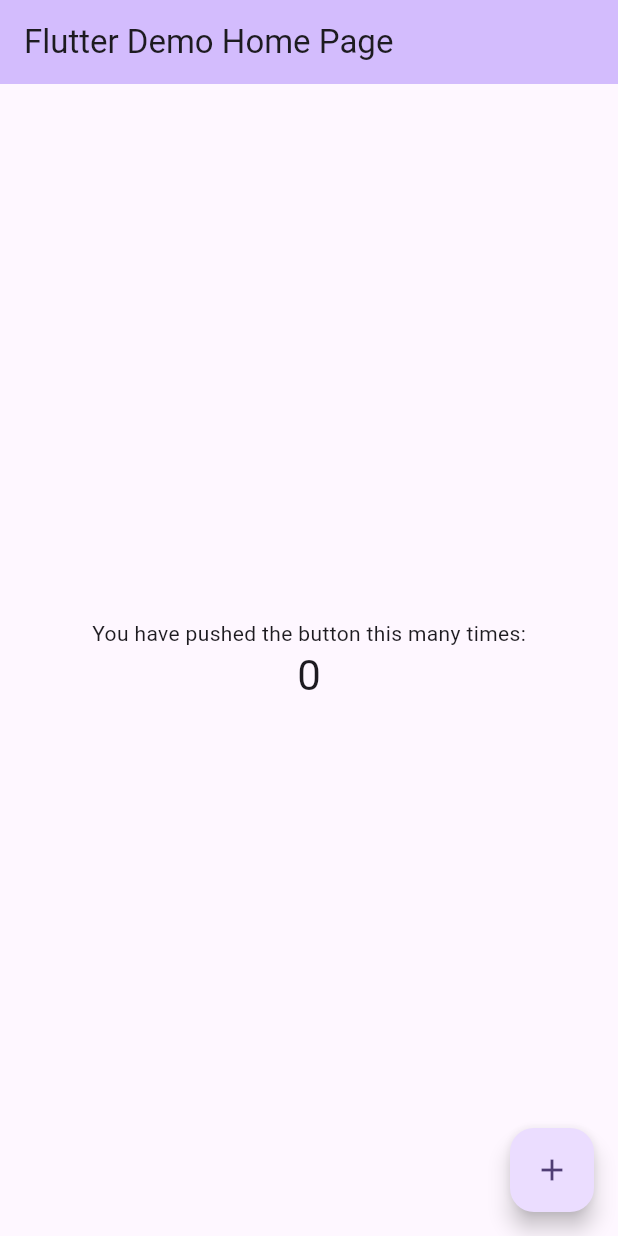
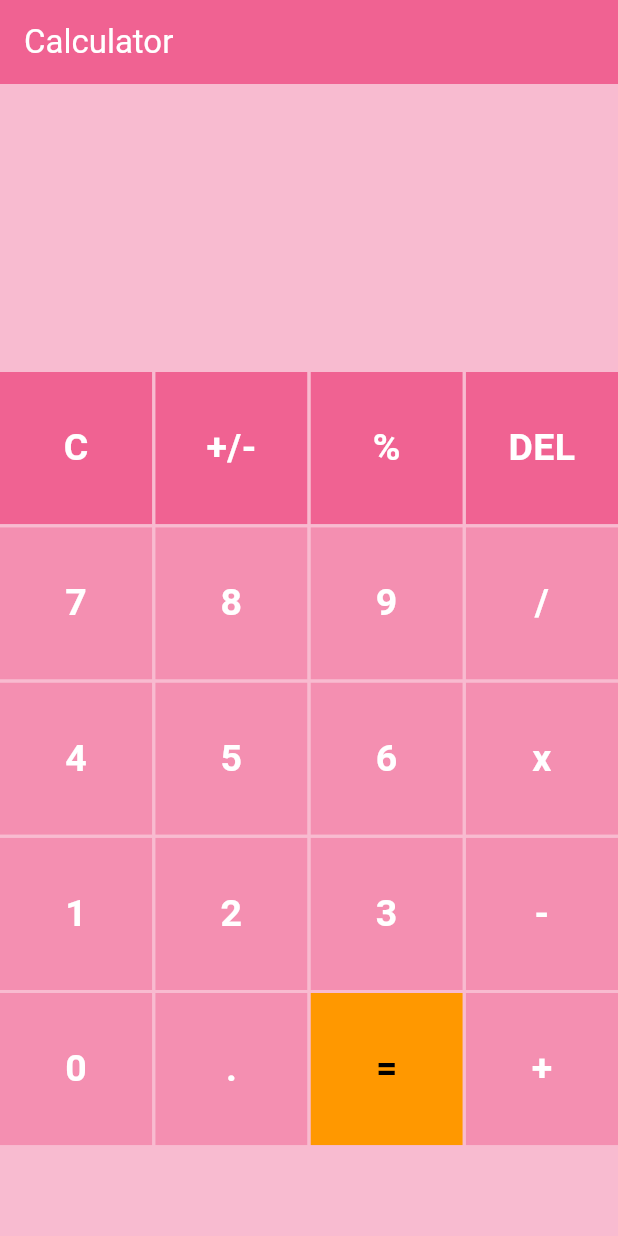
Before and after one commit to Do2304/project-Flutter, a Flutter app: the screen it shows after launch, on a phone screen of 412 x 824 dp. Run offline on Flutter 3.47's test engine with Material 3 defaults, Android fonts, the phone set to English and light mode, and no system bars; our stand-ins replace math_expressions.

Commit message:
project calculator

```diff
--- /dev/null
+++ b/basic/flutter_project_basic/lib/Project1_SimpleCalculatorAppusingFlutter/caculator.dart
@@ -0,0 +1,217 @@
+import 'package:flutter/material.dart';
+import 'package:math_expressions/math_expressions.dart';
+
+class CalculaterPage extends StatefulWidget {
+  @override
+  _CalculaterPageState createState() => _CalculaterPageState();
+}
+
+class _CalculaterPageState extends State<CalculaterPage> {
+  var userInput = '';
+  var answer = '';
+
+  final List<String> buttons = [
+    'C',
+    '+/-',
+    '%',
+    'DEL',
+    '7',
+    '8',
+    '9',
+    '/',
+    '4',
+    '5',
+    '6',
+    'x',
+    '1',
+    '2',
+    '3',
+    '-',
+    '0',
+    '.',
+    '=',
+    '+',
+  ];
+
+  void equalPressed() {
+    try {
+      String finalUserInput = userInput;
+      finalUserInput = userInput.replaceAll('x', '*');
+
+      ExpressionParser p = GrammarParser();
+      Expression exp = p.parse(finalUserInput);
+      var context = ContextModel();
+
+      double eval = exp.evaluate(EvaluationType.REAL, context);
+      answer = eval.toString();
+    } catch (e) {
+      answer = "Error";
+    }
+  }
+
+  @override
+  Widget build(BuildContext context) {
+    return Scaffold(
+      appBar: AppBar(
+        title: Text("Calculator"),
+        backgroundColor: Colors.pink[300],
+        foregroundColor: Colors.white,
+      ),
+      backgroundColor: Colors.pink[100],
+      body: Column(
+        children: [
+          Expanded(
+            child: Container(
+              child: Column(
+                mainAxisAlignment: MainAxisAlignment.spaceEvenly,
+                children: [
+                  Container(
+                    padding: EdgeInsets.all(10),
+                    alignment: Alignment.centerRight,
+                    child: Text(
+                      userInput,
+                      style: TextStyle(fontSize: 24, color: Colors.white),
+                    ),
+                  ),
+                  Container(
+                    padding: EdgeInsets.all(20),
+                    alignment: Alignment.centerRight,
+                    child: Text(
+                      answer,
+                      style: TextStyle(
+                        fontSize: 28,
+                        color: Colors.white,
+                        fontWeight: FontWeight.bold,
+                      ),
+                    ),
+                  ),
+                ],
+              ),
+            ),
+          ),
+          Expanded(
+            flex: 3,
+            child: Container(
+              child: GridView.builder(
+                itemCount: buttons.length,
+                gridDelegate: SliverGridDelegateWithFixedCrossAxisCount(
+                  crossAxisCount: 4,
+                  crossAxisSpacing: 2,
+                  mainAxisSpacing: 2,
+                ),
+                itemBuilder: (context, index) {
+                  if (index == 0) {
+                    return MyButton(
+                      buttontapped: () {
+                        setState(() {
+                          userInput = '';
+                          answer = '';
+                        });
+                      },
+                      buttonText: buttons[index],
+                      color: Colors.pink[300],
+                      textColor: Colors.white,
+                    );
+                  } else if (index == 1) {
+                    return MyButton(
+                      buttonText: buttons[index],
+                      color: Colors.pink[300],
+                      textColor: Colors.white,
+                    );
+                  } else if (index == 2) {
+                    return MyButton(
+                      buttontapped: () {
+                        setState(() {
+                          userInput += buttons[index];
+                        });
+                      },
+                      buttonText: buttons[index],
+                      color: Colors.pink[300],
+                      textColor: Colors.white,
+                    );
+                  } else if (index == 3) {
+                    return MyButton(
+                      buttontapped: () {
+                        setState(() {
+                          if (userInput.isNotEmpty) {
+                            userInput = userInput.substring(
+                              0,
+                              userInput.length - 1,
+                            );
+                          }
+                        });
+                      },
+                      buttonText: buttons[index],
+                      color: Colors.pink[300],
+                      textColor: Colors.white,
+                    );
+                  } else if (index == 18) {
+                    return MyButton(
+                      buttontapped: () {
+                        setState(() {
+                          equalPressed();
+                        });
+                      },
+                      buttonText: buttons[index],
+                      color: Colors.orange,
+                      textColor: Colors.black,
+                    );
+                  } else {
+                    return MyButton(
+                      buttontapped: () {
+                        setState(() {
+                          userInput += buttons[index];
+                        });
+                      },
+                      buttonText: buttons[index],
+                      color: Colors.pink[200],
+                      textColor: Colors.white,
+                    );
+                  }
+                },
+              ),
+            ),
+          ),
+        ],
+      ),
+    );
+  }
+}
+
+class MyButton extends StatelessWidget {
+  final color;
+  final textColor;
+  final String buttonText;
+  final buttontapped;
+
+  MyButton({
+    this.color,
+    this.textColor,
+    required this.buttonText,
+    this.buttontapped,
+  });
+  @override
+  Widget build(BuildContext context) {
+    return GestureDetector(
+      onTap: buttontapped,
+      child: Padding(
+        padding: const EdgeInsets.all(0.0),
+        child: ClipRRect(
+          child: Container(
+            color: color,
+            child: Center(
+              child: Text(
+                buttonText,
+                style: TextStyle(
+                  color: textColor,
+                  fontSize: 25,
+                  fontWeight: FontWeight.bold,
+                ),
+              ),
+            ),
+          ),
+        ),
+      ),
+    );
+  }
+}
--- a/basic/flutter_project_basic/lib/main.dart
+++ b/basic/flutter_project_basic/lib/main.dart
@@ -1,4 +1,5 @@
 import 'package:flutter/material.dart';
+import './Project1_SimpleCalculatorAppusingFlutter/caculator.dart';
 
 void main() {
   runApp(const MyApp());
@@ -7,116 +8,15 @@ void main() {
 class MyApp extends StatelessWidget {
   const MyApp({super.key});
 
-  // This widget is the root of your application.
   @override
   Widget build(BuildContext context) {
     return MaterialApp(
       title: 'Flutter Demo',
+      debugShowCheckedModeBanner: false,
       theme: ThemeData(
-        // This is the theme of your application.
-        //
-        // TRY THIS: Try running your application with "flutter run". You'll see
-        // the application has a purple toolbar. Then, without quitting the app,
-        // try changing the seedColor in the colorScheme below to Colors.green
-        // and then invoke "hot reload" (save your changes or press the "hot
-        // reload" button in a Flutter-supported IDE, or press "r" if you used
-        // the command line to start the app).
-        //
-        // Notice that the counter didn't reset back to zero; the application
-        // state is not lost during the reload. To reset the state, use hot
-        // restart instead.
-        //
-        // This works for code too, not just values: Most code changes can be
-        // tested with just a hot reload.
         colorScheme: ColorScheme.fromSeed(seedColor: Colors.deepPurple),
       ),
-      home: const MyHomePage(title: 'Flutter Demo Home Page'),
+      home: CalculaterPage(),
     );
   }
 }
-
-class MyHomePage extends StatefulWidget {
-  const MyHomePage({super.key, required this.title});
-
-  // This widget is the home page of your application. It is stateful, meaning
-  // that it has a State object (defined below) that contains fields that affect
-  // how it looks.
-
-  // This class is the configuration for the state. It holds the values (in this
-  // case the title) provided by the parent (in this case the App widget) and
-  // used by the build method of the State. Fields in a Widget subclass are
-  // always marked "final".
-
-  final String title;
-
-  @override
-  State<MyHomePage> createState() => _MyHomePageState();
-}
-
-class _MyHomePageState extends State<MyHomePage> {
-  int _counter = 0;
-
-  void _incrementCounter() {
-    setState(() {
-      // This call to setState tells the Flutter framework that something has
-      // changed in this State, which causes it to rerun the build method below
-      // so that the display can reflect the updated values. If we changed
-      // _counter without calling setState(), then the build method would not be
-      // called again, and so nothing would appear to happen.
-      _counter++;
-    });
-  }
-
-  @override
-  Widget build(BuildContext context) {
-    // This method is rerun every time setState is called, for instance as done
-    // by the _incrementCounter method above.
-    //
-    // The Flutter framework has been optimized to make rerunning build methods
-    // fast, so that you can just rebuild anything that needs updating rather
-    // than having to individually change instances of widgets.
-    return Scaffold(
-      appBar: AppBar(
-        // TRY THIS: Try changing the color here to a specific color (to
-        // Colors.amber, perhaps?) and trigger a hot reload to see the AppBar
-        // change color while the other colors stay the same.
-        backgroundColor: Theme.of(context).colorScheme.inversePrimary,
-        // Here we take the value from the MyHomePage object that was created by
-        // the App.build method, and use it to set our appbar title.
-        title: Text(widget.title),
-      ),
-      body: Center(
-        // Center is a layout widget. It takes a single child and positions it
-        // in the middle of the parent.
-        child: Column(
-          // Column is also a layout widget. It takes a list of children and
-          // arranges them vertically. By default, it sizes itself to fit its
-          // children horizontally, and tries to be as tall as its parent.
-          //
-          // Column has various properties to control how it sizes itself and
-          // how it positions its children. Here we use mainAxisAlignment to
-          // center the children vertically; the main axis here is the vertical
-          // axis because Columns are vertical (the cross axis would be
-          // horizontal).
-          //
-          // TRY THIS: Invoke "debug painting" (choose the "Toggle Debug Paint"
-          // action in the IDE, or press "p" in the console), to see the
-          // wireframe for each widget.
-          mainAxisAlignment: MainAxisAlignment.center,
-          children: <Widget>[
-            const Text('You have pushed the button this many times:'),
-            Text(
-              '$_counter',
-              style: Theme.of(context).textTheme.headlineMedium,
-            ),
-          ],
-        ),
-      ),
-      floatingActionButton: FloatingActionButton(
-        onPressed: _incrementCounter,
-        tooltip: 'Increment',
-        child: const Icon(Icons.add),
-      ), // This trailing comma makes auto-formatting nicer for build methods.
-    );
-  }
-}
--- a/basic/flutter_project_basic/pubspec.yaml
+++ b/basic/flutter_project_basic/pubspec.yaml
@@ -2,7 +2,7 @@ name: flutter_project_basic
 description: "A new Flutter project."
 # The following line prevents the package from being accidentally published to
 # pub.dev using `flutter pub publish`. This is preferred for private packages.
-publish_to: 'none' # Remove this line if you wish to publish to pub.dev
+publish_to: "none" # Remove this line if you wish to publish to pub.dev
 
 # The following defines the version and build number for your application.
 # A version number is three numbers separated by dots, like 1.2.43
@@ -34,6 +34,7 @@ dependencies:
   # The following adds the Cupertino Icons font to your application.
   # Use with the CupertinoIcons class for iOS style icons.
   cupertino_icons: ^1.0.8
+  math_expressions: ^2.7.0
 
 dev_dependencies:
   flutter_test:
@@ -51,7 +52,6 @@ dev_dependencies:
 
 # The following section is specific to Flutter packages.
 flutter:
-
   # The following line ensures that the Material Icons font is
   # included with your application, so that you can use the icons in
   # the material Icons class.
```
Also changed, not shown: basic/flutter_project_basic/pubspec.lock.
